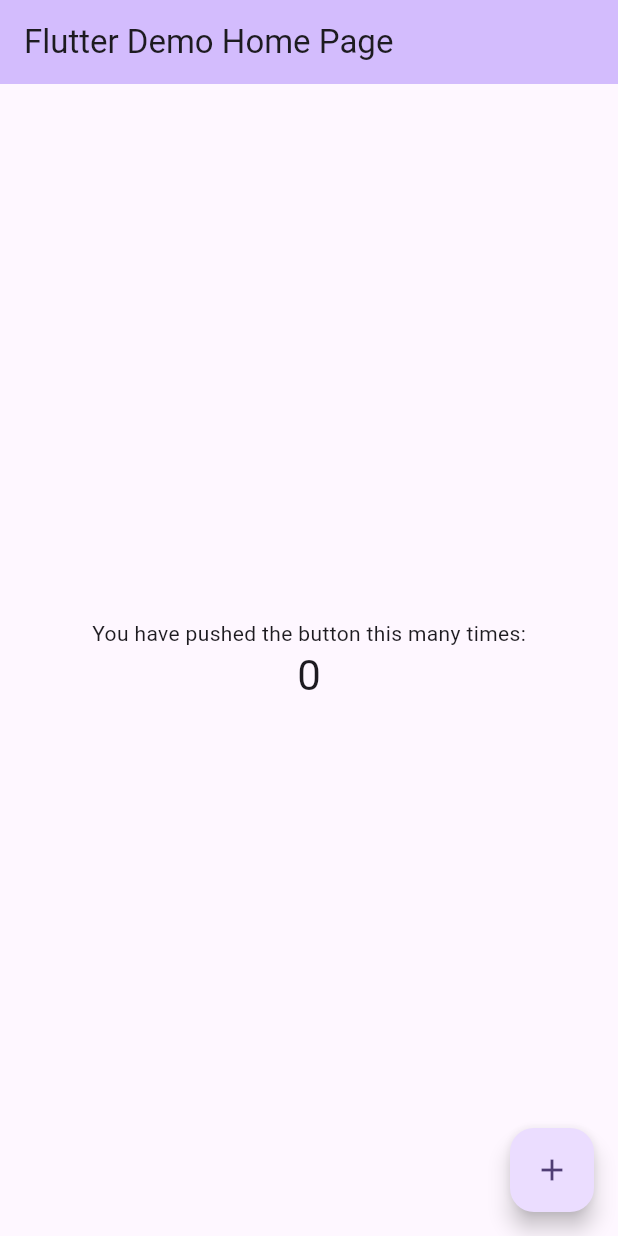
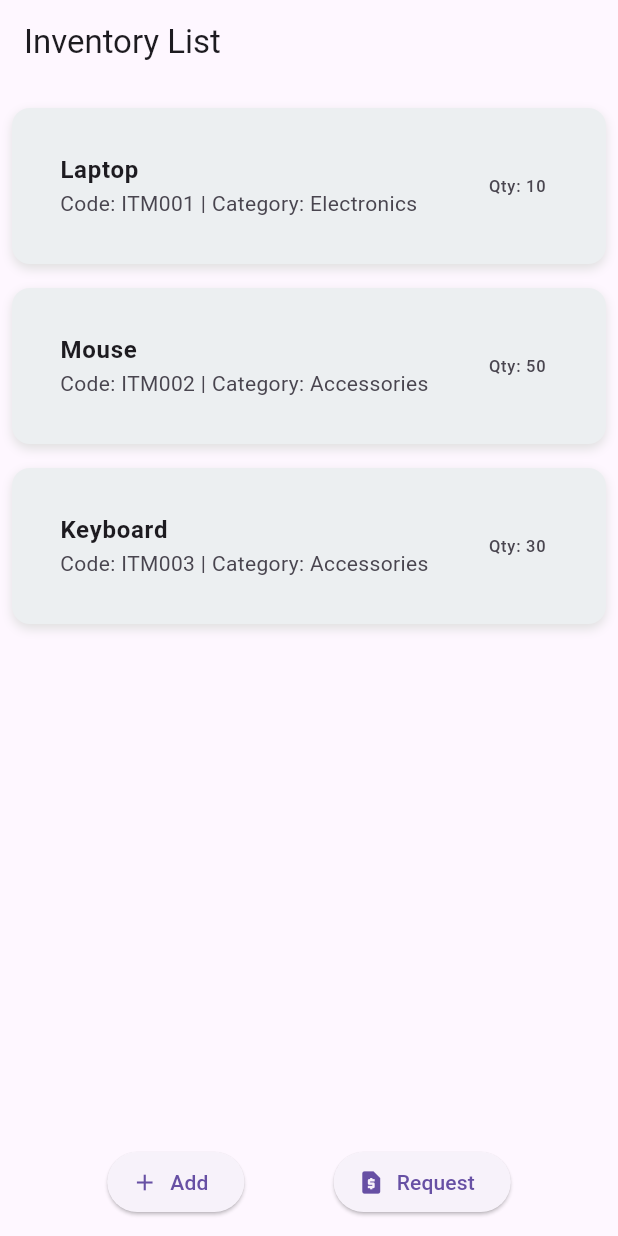
Before and after one commit to imnbtrsya/wms, a Flutter app: the screen it shows after launch, on a phone screen of 412 x 824 dp. Run offline on Flutter 3.47's test engine with Material 3 defaults, Android fonts, the phone set to English and light mode, and no system bars.

Commit message:
inventory+request done

```diff
--- a/lib/main.dart
+++ b/lib/main.dart
@@ -1,4 +1,11 @@
 import 'package:flutter/material.dart';
+import 'view/inventoryPage.dart';
+import 'view/itemDetail.dart';
+import 'view/editInventory.dart';
+import 'view/addInventory.dart';
+import 'view/requestList.dart';
+import 'view/requestInventory.dart';
+import 'models/inventoryRecord.dart';
 
 void main() {
   runApp(const MyApp());
@@ -7,119 +14,31 @@ void main() {
 class MyApp extends StatelessWidget {
   const MyApp({super.key});
 
-  // This widget is the root of your application.
   @override
   Widget build(BuildContext context) {
     return MaterialApp(
-      title: 'Flutter Demo',
-      theme: ThemeData(
-        // This is the theme of your application.
-        //
-        // TRY THIS: Try running your application with "flutter run". You'll see
-        // the application has a purple toolbar. Then, without quitting the app,
-        // try changing the seedColor in the colorScheme below to Colors.green
-        // and then invoke "hot reload" (save your changes or press the "hot
-        // reload" button in a Flutter-supported IDE, or press "r" if you used
-        // the command line to start the app).
-        //
-        // Notice that the counter didn't reset back to zero; the application
-        // state is not lost during the reload. To reset the state, use hot
-        // restart instead.
-        //
-        // This works for code too, not just values: Most code changes can be
-        // tested with just a hot reload.
-        colorScheme: ColorScheme.fromSeed(seedColor: Colors.deepPurple),
-        useMaterial3: true,
-      ),
-      home: const MyHomePage(title: 'Flutter Demo Home Page'),
+      title: 'Inventory Management',
+      initialRoute: '/',
+      routes: {
+        '/': (context) => const InventoryPage(),
+        '/addInventory': (context) => const AddInventoryPage(),
+        '/requestList': (context) => const RequestListPage(),
+        '/requestInventory': (context) => const RequestInventoryPage(),
+      },
+      onGenerateRoute: (settings) {
+        if (settings.name == '/itemDetail') {
+          final item = settings.arguments as InventoryRecord;
+          return MaterialPageRoute(
+            builder: (context) => ItemDetailPage(item: item),
+          );
+        } else if (settings.name == '/editInventory') {
+          final item = settings.arguments as InventoryRecord;
+          return MaterialPageRoute(
+            builder: (context) => EditInventoryPage(item: item),
+          );
+        }
+        return null;
+      },
     );
   }
 }
-
-class MyHomePage extends StatefulWidget {
-  const MyHomePage({super.key, required this.title});
-
-  // This widget is the home page of your application. It is stateful, meaning
-  // that it has a State object (defined below) that contains fields that affect
-  // how it looks.
-
-  // This class is the configuration for the state. It holds the values (in this
-  // case the title) provided by the parent (in this case the App widget) and
-  // used by the build method of the State. Fields in a Widget subclass are
-  // always marked "final".
-
-  final String title;
-
-  @override
-  State<MyHomePage> createState() => _MyHomePageState();
-}
-
-class _MyHomePageState extends State<MyHomePage> {
-  int _counter = 0;
-
-  void _incrementCounter() {
-    setState(() {
-      // This call to setState tells the Flutter framework that something has
-      // changed in this State, which causes it to rerun the build method below
-      // so that the display can reflect the updated values. If we changed
-      // _counter without calling setState(), then the build method would not be
-      // called again, and so nothing would appear to happen.
-      _counter++;
-    });
-  }
-
-  @override
-  Widget build(BuildContext context) {
-    // This method is rerun every time setState is called, for instance as done
-    // by the _incrementCounter method above.
-    //
-    // The Flutter framework has been optimized to make rerunning build methods
-    // fast, so that you can just rebuild anything that needs updating rather
-    // than having to individually change instances of widgets.
-    return Scaffold(
-      appBar: AppBar(
-        // TRY THIS: Try changing the color here to a specific color (to
-        // Colors.amber, perhaps?) and trigger a hot reload to see the AppBar
-        // change color while the other colors stay the same.
-        backgroundColor: Theme.of(context).colorScheme.inversePrimary,
-        // Here we take the value from the MyHomePage object that was created by
-        // the App.build method, and use it to set our appbar title.
-        title: Text(widget.title),
-      ),
-      body: Center(
-        // Center is a layout widget. It takes a single child and positions it
-        // in the middle of the parent.
-        child: Column(
-          // Column is also a layout widget. It takes a list of children and
-          // arranges them vertically. By default, it sizes itself to fit its
-          // children horizontally, and tries to be as tall as its parent.
-          //
-          // Column has various properties to control how it sizes itself and
-          // how it positions its children. Here we use mainAxisAlignment to
-          // center the children vertically; the main axis here is the vertical
-          // axis because Columns are vertical (the cross axis would be
-          // horizontal).
-          //
-          // TRY THIS: Invoke "debug painting" (choose the "Toggle Debug Paint"
-          // action in the IDE, or press "p" in the console), to see the
-          // wireframe for each widget.
-          mainAxisAlignment: MainAxisAlignment.center,
-          children: <Widget>[
-            const Text(
-              'You have pushed the button this many times:',
-            ),
-            Text(
-              '$_counter',
-              style: Theme.of(context).textTheme.headlineMedium,
-            ),
-          ],
-        ),
-      ),
-      floatingActionButton: FloatingActionButton(
-        onPressed: _incrementCounter,
-        tooltip: 'Increment',
-        child: const Icon(Icons.add),
-      ), // This trailing comma makes auto-formatting nicer for build methods.
-    );
-  }
-}
--- /dev/null
+++ b/lib/models/inventoryRecord.dart
@@ -0,0 +1,17 @@
+class InventoryRecord {
+  final String name;
+  final String code;
+  final String category;
+  final double unitPrice;
+  final double sellingPrice;
+  final int quantity;
+
+  InventoryRecord({
+    required this.name,
+    required this.code,
+    required this.category,
+    required this.unitPrice,
+    required this.sellingPrice,
+    required this.quantity,
+  });
+}
--- /dev/null
+++ b/lib/pages/inventoryController.dart
@@ -0,0 +1,43 @@
+import '../models/inventoryRecord.dart';
+
+class InventoryController {
+  final List<InventoryRecord> _items = [
+    InventoryRecord(
+      name: "Laptop",
+      code: "ITM001",
+      category: "Electronics",
+      unitPrice: 1000.0,
+      sellingPrice: 1200.0,
+      quantity: 10,
+    ),
+    InventoryRecord(
+      name: "Mouse",
+      code: "ITM002",
+      category: "Accessories",
+      unitPrice: 15.0,
+      sellingPrice: 25.5,
+      quantity: 50,
+    ),
+    InventoryRecord(
+      name: "Keyboard",
+      code: "ITM003",
+      category: "Accessories",
+      unitPrice: 30.0,
+      sellingPrice: 45.0,
+      quantity: 30,
+    ),
+  ];
+
+  List<InventoryRecord> getItems() => _items;
+
+  void addItem(InventoryRecord newItem) {
+    _items.add(newItem);
+  }
+
+  void updateItem(InventoryRecord updatedItem) {
+    final index = _items.indexWhere((item) => item.code == updatedItem.code);
+    if (index != -1) {
+      _items[index] = updatedItem;
+    }
+  }
+}
--- /dev/null
+++ b/lib/pages/requestController.dart
@@ -0,0 +1,11 @@
+import '../models/inventoryRequest.dart';
+
+class RequestController {
+  final List<InventoryRequest> _requests = [];
+
+  List<InventoryRequest> getRequests() => _requests;
+
+  void addRequest(InventoryRequest request) {
+    _requests.add(request);
+  }
+}
--- /dev/null
+++ b/lib/view/inventoryPage.dart
@@ -0,0 +1,85 @@
+import 'package:flutter/material.dart';
+import '../pages/inventoryController.dart';
+import '../models/inventoryRecord.dart';
+
+class InventoryPage extends StatefulWidget {
+  const InventoryPage({super.key});
+
+  @override
+  State<InventoryPage> createState() => _InventoryPageState();
+}
+
+class _InventoryPageState extends State<InventoryPage> {
+  final InventoryController _controller = InventoryController();
+
+  @override
+  Widget build(BuildContext context) {
+    final items = _controller.getItems();
+
+    return Scaffold(
+      appBar: AppBar(title: const Text('Inventory List')),
+      body: ListView.builder(
+        padding: const EdgeInsets.all(8),
+        itemCount: items.length,
+        itemBuilder: (context, index) {
+          final item = items[index];
+          return Container(
+            margin: const EdgeInsets.symmetric(vertical: 8),
+            padding: const EdgeInsets.all(16),
+            decoration: BoxDecoration(
+              color: Colors.blueGrey.shade50,
+              borderRadius: BorderRadius.circular(12),
+              boxShadow: [
+                BoxShadow(
+                  color: Colors.grey.shade300,
+                  blurRadius: 5,
+                  offset: const Offset(0, 3),
+                ),
+              ],
+            ),
+            child: ListTile(
+              title: Text(item.name, style: const TextStyle(fontWeight: FontWeight.bold)),
+              subtitle: Text('Code: ${item.code} | Category: ${item.category}'),
+              trailing: Text('Qty: ${item.quantity}'),
+              onTap: () async {
+                final updatedItem = await Navigator.pushNamed(context, '/itemDetail', arguments: item) as InventoryRecord?;
+                if (updatedItem != null) {
+                  setState(() {
+                    _controller.updateItem(updatedItem);
+                  });
+                }
+              },
+            ),
+          );
+        },
+      ),
+      bottomNavigationBar: Padding(
+        padding: const EdgeInsets.all(12.0),
+        child: Row(
+          mainAxisAlignment: MainAxisAlignment.spaceEvenly,
+          children: [
+            ElevatedButton.icon(
+              icon: const Icon(Icons.add),
+              label: const Text('Add'),
+              onPressed: () async {
+                final newItem = await Navigator.pushNamed(context, '/addInventory') as InventoryRecord?;
+                if (newItem != null) {
+                  setState(() {
+                    _controller.addItem(newItem);
+                  });
+                }
+              },
+            ),
+            ElevatedButton.icon(
+              icon: const Icon(Icons.request_page),
+              label: const Text('Request'),
+              onPressed: () {
+                Navigator.pushNamed(context, '/requestList');
+              },
+            ),
+          ],
+        ),
+      ),
+    );
+  }
+}
```
Also changed, not shown: lib/models/inventoryRequest.dart (added, +9 -0 lines), lib/view/addInventory.dart (added, +100 -0 lines), lib/view/editInventory.dart (added, +114 -0 lines), lib/view/itemDetail.dart (added, +42 -0 lines), lib/view/requestInventory.dart (added, +82 -0 lines), lib/view/requestList.dart (added, +46 -0 lines), pubspec.lock, 125 other files.
